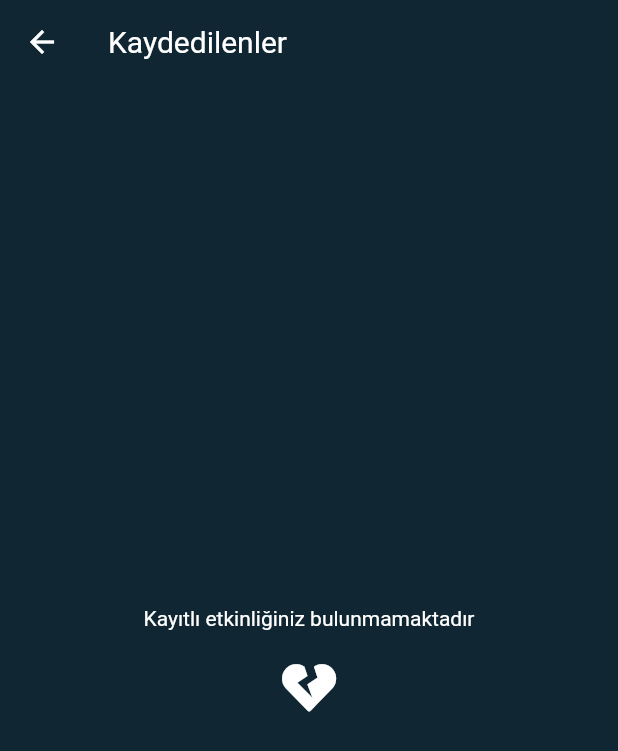
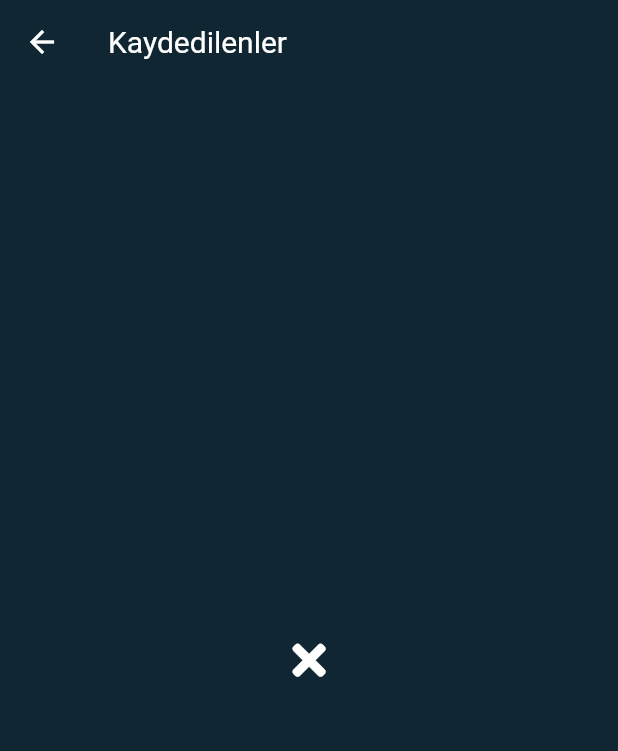
Before and after one commit to bugragoksu/corvento, a Flutter app: the BookMarksPage screen opened by its route, on a phone screen of 412 x 824 dp. Shown: the top 751 px of the screen. Run offline on Flutter 3.47's test engine with Material 2 defaults, Android fonts, the phone set to English and light mode, and no system bars; our stand-ins replace cloud_firestore, dio, firebase_auth, fluttertoast, font_awesome_flutter, shared_preferences; missing offline and left inert: add_2_calendar; accounts and stored records are empty; network calls fail.

Commit message:
fix bookmarked page states

```diff
--- a/lib/src/ui/screen/event/bookmarks_page.dart
+++ b/lib/src/ui/screen/event/bookmarks_page.dart
@@ -24,6 +24,13 @@ class BookMarksPage extends StatelessWidget {
   }
 
   Widget buildBody() {
+    if (_eventViewModel.state == EventState.EventLoadingState ||
+        _eventViewModel.state == EventState.InitialEventState) {
+      return Center(child: CircularProgressIndicator());
+    } else if (_eventViewModel.state == EventState.EventErrorState) {
+      return Center(
+          child: Icon(FontAwesomeIcons.times, color: Colors.white, size: 32));
+    } else {
       if (_eventViewModel.bookmarkedEventList.length == 0) {
         return Center(
           child: Column(
@@ -51,17 +58,8 @@ class BookMarksPage extends StatelessWidget {
                 child: ListView.builder(
                   itemCount: _eventViewModel.bookmarkedEventList.length,
                   itemBuilder: (BuildContext context, int index) {
-                  if (_eventViewModel.state == EventState.EventLoadingState ||
-                      _eventViewModel.state == EventState.InitialEventState) {
-                    return CircularProgressIndicator();
-                  } else if (_eventViewModel.state ==
-                      EventState.EventErrorState) {
-                    return Icon(FontAwesomeIcons.times,
-                        color: Colors.white, size: 32);
-                  } else {
                     return UpcomingEventCard(
                         event: _eventViewModel.bookmarkedEventList[index]);
-                  }
                   },
                 ),
               )
@@ -71,3 +69,4 @@ class BookMarksPage extends StatelessWidget {
       }
     }
   }
+}
```
Lines whose indentation alone changed are shown as unchanged.
